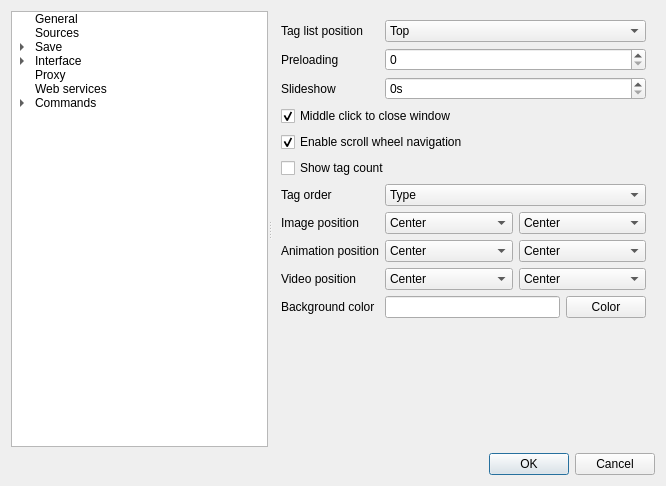
Qt form gui/src/settings/optionswindow.ui (Bionus/imgbrd-grabber) before a commit.
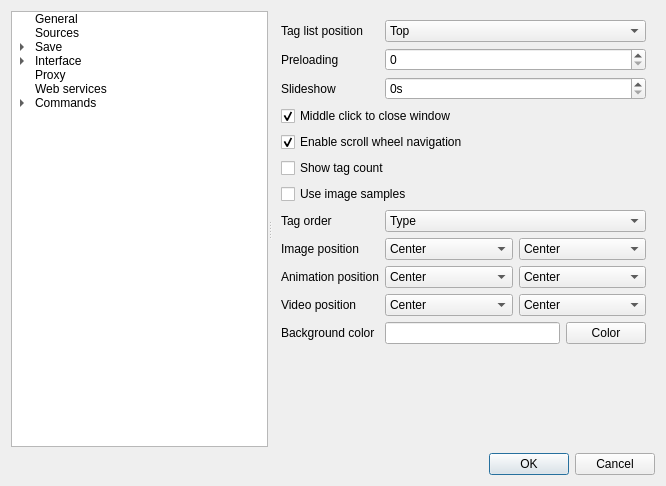
The same form after that commit. The open tabs and pages were chosen to show the change. Icons and pictures are not drawn.

Commit message: Add setting to use samples in zoom window (fix #1027)

```diff
--- a/gui/src/settings/optionswindow.ui
+++ b/gui/src/settings/optionswindow.ui
@@ -1868,14 +1868,14 @@
           </property>
          </widget>
         </item>
-        <item row="7" column="0">
+        <item row="8" column="0">
          <widget class="QLabel" name="labelImagePositionImage">
           <property name="text">
            <string>Image position</string>
           </property>
          </widget>
         </item>
-        <item row="7" column="1">
+        <item row="8" column="1">
          <layout class="QHBoxLayout" name="layoutImagePositionImage">
           <item>
            <widget class="QComboBox" name="comboImagePositionImageV">
@@ -1923,14 +1923,14 @@
           </item>
          </layout>
         </item>
-        <item row="8" column="0">
+        <item row="9" column="0">
          <widget class="QLabel" name="labelImagePositionAnimation">
           <property name="text">
            <string>Animation position</string>
           </property>
          </widget>
         </item>
-        <item row="8" column="1">
+        <item row="9" column="1">
          <layout class="QHBoxLayout" name="layoutImagePositionAnimation">
           <item>
            <widget class="QComboBox" name="comboImagePositionAnimationV">
@@ -1978,14 +1978,14 @@
           </item>
          </layout>
         </item>
-        <item row="9" column="0">
+        <item row="10" column="0">
          <widget class="QLabel" name="labelImagePositionVideo">
           <property name="text">
            <string>Video position</string>
           </property>
          </widget>
         </item>
-        <item row="9" column="1">
+        <item row="10" column="1">
          <layout class="QHBoxLayout" name="layoutImagePositionVideo">
           <item>
            <widget class="QComboBox" name="comboImagePositionVideoV">
@@ -2033,14 +2033,14 @@
           </item>
          </layout>
         </item>
-        <item row="10" column="0">
+        <item row="11" column="0">
          <widget class="QLabel" name="label_88">
           <property name="text">
            <string>Background color</string>
           </property>
          </widget>
         </item>
-        <item row="10" column="1">
+        <item row="11" column="1">
          <layout class="QHBoxLayout" name="layoutImageBackgroundColor">
           <item>
            <widget class="QLineEdit" name="lineImageBackgroundColor"/>
@@ -2061,14 +2061,14 @@
           </property>
          </widget>
         </item>
-        <item row="6" column="0">
+        <item row="7" column="0">
          <widget class="QLabel" name="labelImageTagOrder">
           <property name="text">
            <string>Tag order</string>
           </property>
          </widget>
         </item>
-        <item row="6" column="1">
+        <item row="7" column="1">
          <widget class="QComboBox" name="comboImageTagOrder">
           <item>
            <property name="text">
@@ -2087,6 +2087,13 @@
           </item>
          </widget>
         </item>
+        <item row="6" column="0" colspan="2">
+         <widget class="QCheckBox" name="checkZoomViewSamples">
+          <property name="text">
+           <string>Use image samples</string>
+          </property>
+         </widget>
+        </item>
        </layout>
       </widget>
       <widget class="QWidget" name="pageInterfaceColoring">
```
The commit also changes 2 other files.
